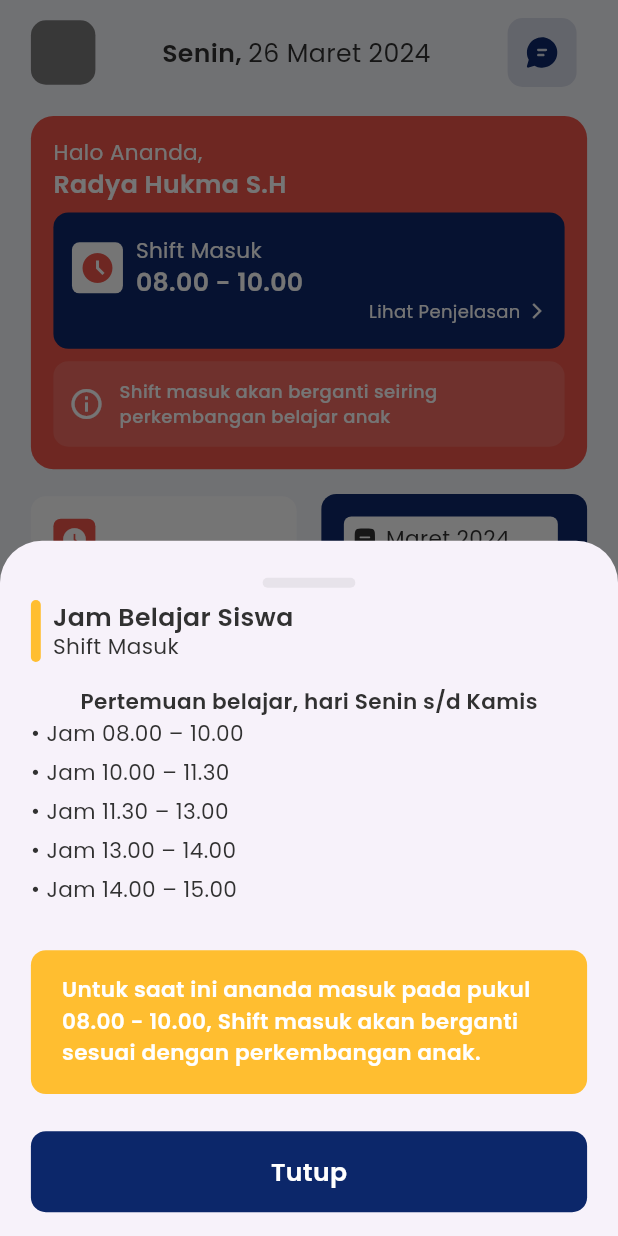
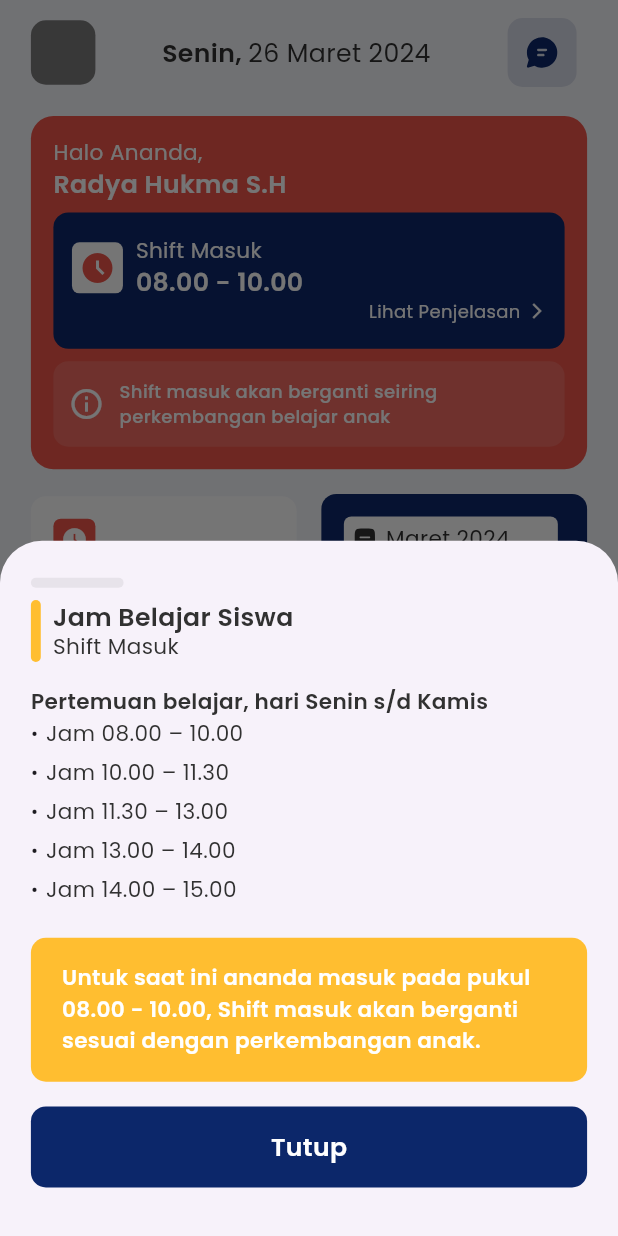
Before and after one commit to Ratih-Shinta/Fun-Education-App, a Flutter app: the screen it shows after launch, after a tap on "Lihat Penjelasan", on a phone screen of 412 x 824 dp. Run offline on Flutter 3.47's test engine with Material 3 defaults, Android fonts, the phone set to English and light mode, and no system bars; drawn by our look-alikes of auto_size_text; our stand-ins replace flutter_svg, get, google_fonts.

```diff
--- a/lib/app/global-component/common_button.dart
+++ b/lib/app/global-component/common_button.dart
@@ -4,10 +4,11 @@ import 'package:fun_education_app/common/helper/themes.dart';
 class CommonButton extends StatelessWidget {
   final String text;
   final VoidCallback onPressed;
+  final Color color;
 
   CommonButton(
       {Key? key,
-      required this.text, required this.onPressed})
+      required this.text, required this.onPressed, required this.color})
       : super(key: key);
 
   @override
@@ -19,7 +20,7 @@ class CommonButton extends StatelessWidget {
       width: double.infinity,
       decoration: BoxDecoration(
         borderRadius: BorderRadius.circular(10),
-        color: secondaryColor,
+        color: color,
       ),
       alignment: Alignment.center,
       child: Text(
--- a/lib/app/pages/add-photo-page/add_photo_view.dart
+++ b/lib/app/pages/add-photo-page/add_photo_view.dart
@@ -57,7 +57,11 @@ class AddPhotoView extends StatelessWidget {
                           text:
                               'Usahakan menggunakan foto ananda setengah badan memakai seragam'),
                       SizedBox(height: height * 0.017),
-                      CommonButton(text: 'Masuk', onPressed: () {  },)
+                      CommonButton(
+                        text: 'Masuk',
+                        onPressed: () {},
+                        color: secondaryColor,
+                      )
                     ],
                   ),
                 ),
--- a/lib/app/pages/hal-yang-perlu-diperhatikan-page/widgets/bullet_text.dart
+++ b/lib/app/pages/hal-yang-perlu-diperhatikan-page/widgets/bullet_text.dart
@@ -1,5 +1,6 @@
 import 'package:auto_size_text/auto_size_text.dart';
 import 'package:flutter/material.dart';
+import 'package:flutter/widgets.dart';
 import 'package:fun_education_app/common/helper/themes.dart';
 
 class BulletText extends StatelessWidget {
@@ -16,14 +17,12 @@ class BulletText extends StatelessWidget {
         margin: EdgeInsets.only(bottom: 5),
         child: Row(
           children: [
-          AutoSizeText.rich(
-            TextSpan(
-                text: '• ',
-                style: tsBodySmallRegular(boldTextColor ?? blackColor)),
+            Text("•"),
+            SizedBox(
+              width: 5,
             ),
-          AutoSizeText.rich(
-            group: AutoSizeGroup(),
-            maxLines: 2,
+            Flexible(
+              child: AutoSizeText.rich(
                 TextSpan(
                     text: boldText,
                     style: tsBodySmallSemibold(boldTextColor ?? blackColor),
@@ -32,11 +31,10 @@ class BulletText extends StatelessWidget {
                         text: text,
                         style: tsBodySmallRegular(blackColor),
                       ),
+                    ]),
+              ),
+            )
           ],
-            ),
-          ),
-        ],
-      ),
-    );
+        ));
   }
 }
--- a/lib/app/pages/home-page/components/bottomsheet_catatan_darurat.dart
+++ b/lib/app/pages/home-page/components/bottomsheet_catatan_darurat.dart
@@ -74,7 +74,11 @@ class BottomsheetCatatanDarurat extends StatelessWidget {
                   ),
                 )),
           ),
-          CommonButton(text: 'Tutup', onPressed: () => Navigator.pop(context))
+          CommonButton(
+            text: 'Tutup',
+            onPressed: () => Navigator.pop(context),
+            color: secondaryColor,
+          )
         ],
       ),
     ));
--- a/lib/app/pages/home-page/components/bottomsheet_penjelasan_shift_masuk.dart
+++ b/lib/app/pages/home-page/components/bottomsheet_penjelasan_shift_masuk.dart
@@ -16,11 +16,12 @@ class BottomsheetPenjelasanShiftMasuk extends StatelessWidget {
     final double height = mediaQuery.height;
 
     return SizedBox(
-        child: Padding(
+        child: Center(
+      child: Container(
         padding: EdgeInsets.symmetric(
             vertical: height * 0.03, horizontal: width * 0.05),
         child: Column(
-        crossAxisAlignment: CrossAxisAlignment.center,
+          crossAxisAlignment: CrossAxisAlignment.start,
           children: [
             Container(
               margin: EdgeInsets.only(bottom: height * 0.01),
@@ -43,7 +44,6 @@ class BottomsheetPenjelasanShiftMasuk extends StatelessWidget {
                   ),
                 ),
                 AutoSizeText.rich(
-                textAlign: TextAlign.start,
                   TextSpan(
                     text: 'Jam Belajar Siswa\n',
                     style: tsBodyMediumSemibold(blackColor).copyWith(
@@ -63,39 +63,50 @@ class BottomsheetPenjelasanShiftMasuk extends StatelessWidget {
             SizedBox(height: height * 0.02),
             Center(
               child: Column(
+                crossAxisAlignment: CrossAxisAlignment.start,
                 children: [
                   AutoSizeText.rich(
                     TextSpan(
                       text: 'Pertemuan belajar, hari Senin s/d Kamis',
-                      style: tsBodySmallSemibold(blackColor)),
+                      style: tsBodySmallSemibold(blackColor),
+                    ),
                   ),
                   BulletText(text: 'Jam 08.00 – 10.00'),
                   BulletText(text: 'Jam 10.00 – 11.30'),
                   BulletText(text: 'Jam 11.30 – 13.00'),
                   BulletText(text: 'Jam 13.00 – 14.00'),
+                  BulletText(text: 'Jam 14.00 – 15.00'),
                 ],
               ),
             ),
-          BulletText(text: 'Jam 14.00 – 15.00'),
-          Container(
-              margin:
-                  EdgeInsets.symmetric(vertical: height * 0.03),
+            SizedBox(height: height * 0.02),
+            Align(
+              alignment: Alignment.center,
+              child: Container(
                 padding: EdgeInsets.symmetric(
                     horizontal: width * 0.05, vertical: height * 0.02),
                 decoration: BoxDecoration(
                   color: warningColor,
                   borderRadius: BorderRadius.circular(10),
                 ),
-              child: Flexible(
                 child: AutoSizeText(
                   'Untuk saat ini ananda masuk pada pukul 08.00 - 10.00, Shift masuk akan berganti sesuai dengan perkembangan anak.',
                   maxLines: 5,
                   style: tsBodySmallSemibold(whiteColor),
                 ),
-              )),
-
-          CommonButton(text: 'Tutup', onPressed: () => Navigator.pop(context))
+              ),
+            ),
+            SizedBox(height: height * 0.02),
+            Align(
+              alignment: Alignment.center,
+              child: CommonButton(
+                text: 'Tutup',
+                onPressed: () => Navigator.pop(context),
+                color: secondaryColor,
+              ),
+            ),
           ],
+        ),
       ),
     ));
   }
--- a/lib/app/pages/home-page/components/home_page_component_two.dart
+++ b/lib/app/pages/home-page/components/home_page_component_two.dart
@@ -72,7 +72,6 @@ class HomePageComponentTwo extends StatelessWidget {
                         TextSpan(
                             text: 'Lihat Detail',
                             style: tsLabelLargeRegular(whiteColor)),
-                        maxLines: 2,
                       ),
                       SizedBox(
                         width: 10,
@@ -120,9 +119,8 @@ class HomePageComponentTwo extends StatelessWidget {
               AutoSizeText.rich(
                 textAlign: TextAlign.center,
                 TextSpan(
-                    text: 'Catatan Harian',
+                    text: 'Catatan Bulanan',
                     style: tsBodySmallRegular(whiteColor)),
-                maxLines: 2,
               ),
               SizedBox(height: 15),
               AutoSizeText.rich(
@@ -130,7 +128,6 @@ class HomePageComponentTwo extends StatelessWidget {
                 TextSpan(
                     text: 'Tidak Ada\nCatatan',
                     style: tsBodyMediumSemibold(whiteColor)),
-                maxLines: 2,
               ),
               Container(
                 margin: EdgeInsets.only(top: height * 0.075),
--- a/lib/app/pages/login-page/login_page_view.dart
+++ b/lib/app/pages/login-page/login_page_view.dart
@@ -75,7 +75,11 @@ class LoginPageView extends StatelessWidget {
                         isObsecure: false,
                       ),
                       SizedBox(height: height * 0.075),
-                      CommonButton(text: 'Lanjut', onPressed: () {  },)
+                      CommonButton(
+                        text: 'Lanjut',
+                        onPressed: () {},
+                        color: secondaryColor,
+                      )
                     ],
                   ),
                 ),
--- /dev/null
+++ b/lib/app/pages/saving-page/saving_controller.dart
@@ -0,0 +1,5 @@
+import 'package:get/get.dart';
+
+class SavingController extends GetxController {
+  // Add your controller logic here
+}
--- a/lib/common/helper/themes.dart
+++ b/lib/common/helper/themes.dart
@@ -18,6 +18,7 @@ const Color greenColor = Color(0xFF0CD644);
 const Color blueColor = Color(0xFF00B5C0);
 const Color opacity20GreyColor = Color(0x207B7B7B);
 const Color opacity5PrimaryColor = Color(0x0DEF564B);
+const Color opacityBlackColor = Color(0x0D313131);
 
 //BOX SHADOW
 BoxShadow shadowBlackBlur15Color5 = BoxShadow(
--- a/lib/common/routes/app_routes.dart
+++ b/lib/common/routes/app_routes.dart
@@ -4,9 +4,11 @@ abstract class Routes {
   Routes._();
   static const SPLASH_SCREEN = _Paths.SPLASH_SCREEN;
   static const HOME_PAGE = _Paths.HOME_PAGE;
-  static const LOGIN_PAGE  = _Paths.LOGIN_PAGE;
-  static const ADD_PHOTO_PAGE  = _Paths.ADD_PHOTO_PAGE;
-  static const HAL_YANG_PERLU_DIPERHATIKAN_PAGE  = _Paths.HAL_YANG_PERLU_DIPERHATIKAN_PAGE;
+  static const LOGIN_PAGE = _Paths.LOGIN_PAGE;
+  static const ADD_PHOTO_PAGE = _Paths.ADD_PHOTO_PAGE;
+  static const HAL_YANG_PERLU_DIPERHATIKAN_PAGE =
+      _Paths.HAL_YANG_PERLU_DIPERHATIKAN_PAGE;
+  static const SAVING_PAGE = _Paths.SAVING_PAGE;
 }
 
 abstract class _Paths {
@@ -16,4 +18,5 @@ abstract class _Paths {
   static const LOGIN_PAGE = '/login';
   static const ADD_PHOTO_PAGE = '/add-photo-page';
   static const HAL_YANG_PERLU_DIPERHATIKAN_PAGE = '/hal-yang-perlu-diperhatikan-page';
+  static const SAVING_PAGE = '/saving-page';
 }
```
Also changed, not shown: lib/app/pages/hal-yang-perlu-diperhatikan-page/hal_yang_perlu_diperhatikan_view.dart (+6 -6 lines), lib/app/pages/saving-page/saving_binding.dart (added, +9 -0 lines), lib/app/pages/saving-page/saving_view.dart (added, +247 -0 lines), lib/app/pages/saving-page/widgets/transaction_history.dart (added, +93 -0 lines), lib/common/routes/app_pages.dart (+7 -0 lines). Lines whose indentation alone changed are shown as unchanged.
